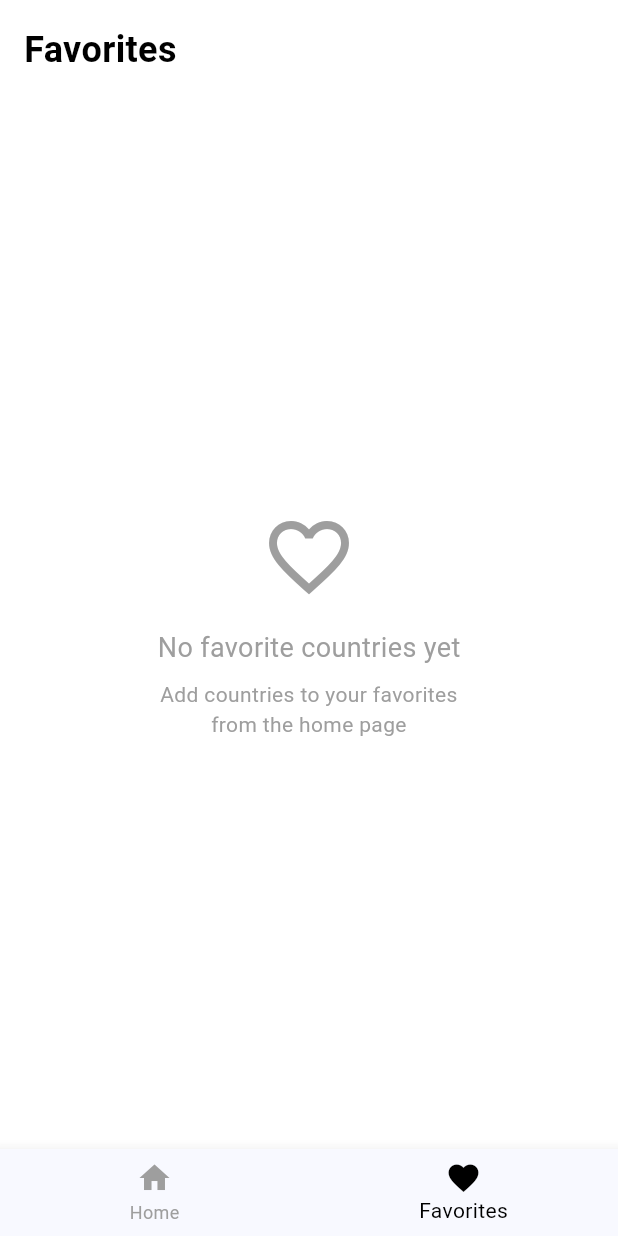
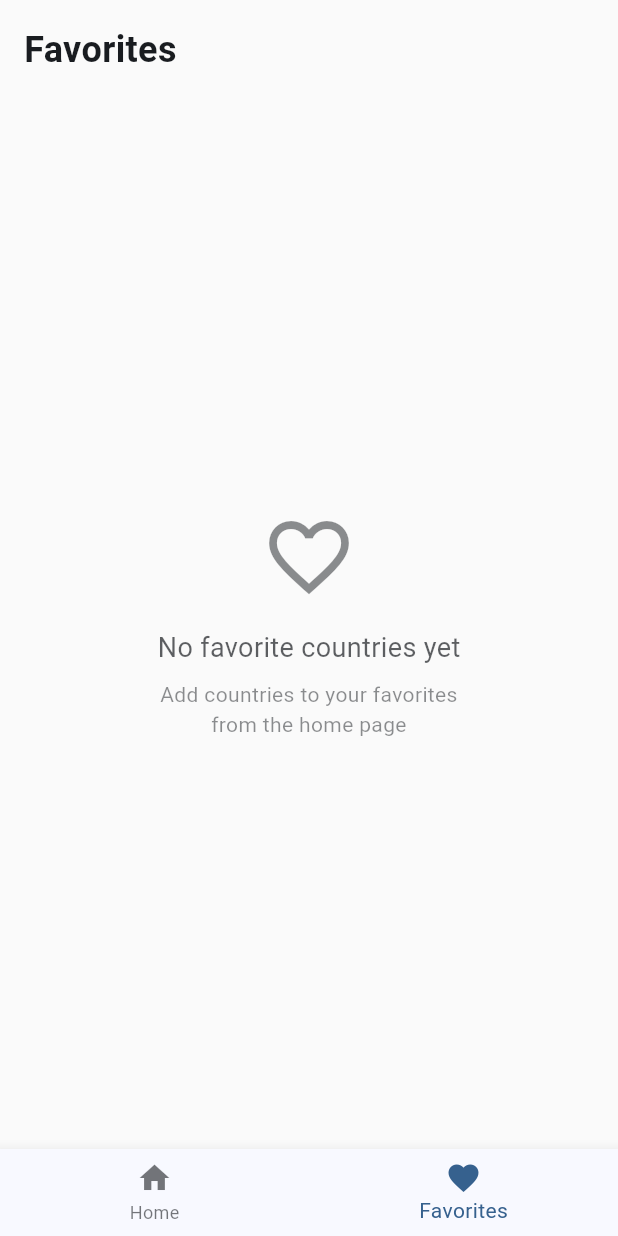
Before and after one commit to natnael-wondwoesn/eskalate_test, a Flutter app: the screen it shows after launch, item 2 of the bottom bar chosen, on a phone screen of 412 x 824 dp. Run offline on Flutter 3.47's test engine with Material 3 defaults, Android fonts, the phone set to English and light mode, and no system bars; our stand-ins replace bloc, dio, equatable, flutter_bloc, flutter_svg, get_it and 3 more; network calls fail.

Commit message:
Refactor countries page and theme for improved UI consistency and responsiveness

```diff
--- a/lib/core/theme/app_theme.dart
+++ b/lib/core/theme/app_theme.dart
@@ -8,12 +8,15 @@ class AppTheme {
         seedColor: Colors.blue,
         brightness: Brightness.light,
       ),
+      scaffoldBackgroundColor: Colors.grey[50],
       appBarTheme: const AppBarTheme(
         centerTitle: true,
         elevation: 0,
+        scrolledUnderElevation: 0,
       ),
       cardTheme: CardTheme(
         elevation: 2,
+        shadowColor: Colors.black.withValues(alpha: 0.1),
         shape: RoundedRectangleBorder(
           borderRadius: BorderRadius.circular(12),
         ),
@@ -32,6 +35,14 @@ class AppTheme {
         ),
         filled: true,
       ),
+      bottomNavigationBarTheme: const BottomNavigationBarThemeData(
+        type: BottomNavigationBarType.fixed,
+        elevation: 8,
+      ),
+      dividerTheme: DividerThemeData(
+        color: Colors.grey[300],
+        thickness: 0.5,
+      ),
     );
   }
 
@@ -42,12 +53,15 @@ class AppTheme {
         seedColor: Colors.blue,
         brightness: Brightness.dark,
       ),
+      scaffoldBackgroundColor: const Color(0xFF121212),
       appBarTheme: const AppBarTheme(
         centerTitle: true,
         elevation: 0,
+        scrolledUnderElevation: 0,
       ),
       cardTheme: CardTheme(
         elevation: 2,
+        shadowColor: Colors.black.withValues(alpha: 0.3),
         shape: RoundedRectangleBorder(
           borderRadius: BorderRadius.circular(12),
         ),
@@ -66,6 +80,14 @@ class AppTheme {
         ),
         filled: true,
       ),
+      bottomNavigationBarTheme: const BottomNavigationBarThemeData(
+        type: BottomNavigationBarType.fixed,
+        elevation: 8,
+      ),
+      dividerTheme: const DividerThemeData(
+        color: Color(0xFF2D2D2D),
+        thickness: 0.5,
+      ),
     );
   }
 }
--- a/lib/features/countries/data/datasource/countries_remote_datasource_impl.dart
+++ b/lib/features/countries/data/datasource/countries_remote_datasource_impl.dart
@@ -19,7 +19,7 @@ class CountriesRemoteDataSourceImpl implements CountriesRemoteDataSource {
       logger.i('Fetching all countries from API');
 
       final response = await dio.get(
-        '$baseUrl/all',
+        '$baseUrl/independent',
         queryParameters: {
           'fields': 'name,region,subregion,population,area,timezones,flags',
         },
--- a/lib/features/countries/presentation/pages/countries_page.dart
+++ b/lib/features/countries/presentation/pages/countries_page.dart
@@ -42,7 +42,6 @@ class _CountriesViewState extends State<CountriesView> {
   @override
   Widget build(BuildContext context) {
     return Scaffold(
-      backgroundColor: Colors.white,
       body: IndexedStack(
         index: _selectedIndex,
         children: [
@@ -58,8 +57,10 @@ class _CountriesViewState extends State<CountriesView> {
           });
         },
         type: BottomNavigationBarType.fixed,
-        selectedItemColor: Colors.black,
-        unselectedItemColor: Colors.grey,
+        selectedItemColor: Theme.of(context).colorScheme.primary,
+        unselectedItemColor:
+            Theme.of(context).colorScheme.onSurface.withValues(alpha: 0.6),
+        backgroundColor: Theme.of(context).colorScheme.surface,
         items: const [
           BottomNavigationBarItem(
             icon: Icon(Icons.home),
@@ -84,14 +85,12 @@ class _CountriesViewState extends State<CountriesView> {
             child: Row(
               mainAxisAlignment: MainAxisAlignment.spaceBetween,
               children: [
-                Center(
-                  child: const Text(
-                    'Countries',
-                    style: TextStyle(
-                      fontSize: 24,
-                      fontWeight: FontWeight.bold,
-                      color: Colors.black,
-                    ),
+                Text(
+                  'Countries',
+                  style: TextStyle(
+                    fontSize: 24,
+                    fontWeight: FontWeight.bold,
+                    color: Theme.of(context).colorScheme.onSurface,
                   ),
                 ),
                 BlocBuilder<ThemeCubit, ThemeMode>(
@@ -104,7 +103,7 @@ class _CountriesViewState extends State<CountriesView> {
                         themeMode == ThemeMode.dark
                             ? Icons.light_mode
                             : Icons.dark_mode,
-                        color: Colors.black,
+                        color: Theme.of(context).colorScheme.onSurface,
                       ),
                     );
                   },
@@ -119,7 +118,7 @@ class _CountriesViewState extends State<CountriesView> {
                 const EdgeInsets.symmetric(horizontal: 16.0, vertical: 8.0),
             child: Container(
               decoration: BoxDecoration(
-                color: Colors.grey[200],
+                color: Theme.of(context).colorScheme.surfaceContainerHighest,
                 borderRadius: BorderRadius.circular(12),
               ),
               child: TextField(
@@ -129,18 +128,29 @@ class _CountriesViewState extends State<CountriesView> {
                         SearchCountriesEvent(query: value),
                       );
                 },
-                decoration: const InputDecoration(
+                style: TextStyle(
+                  color: Theme.of(context).colorScheme.onSurface,
+                ),
+                decoration: InputDecoration(
                   hintText: 'Search for a country',
-                  hintStyle: TextStyle(color: Colors.grey),
+                  hintStyle: TextStyle(
+                    color: Theme.of(context)
+                        .colorScheme
+                        .onSurface
+                        .withValues(alpha: 0.6),
+                  ),
                   prefixIcon: Icon(
                     Icons.search,
-                    color: Color.fromRGBO(100, 100, 100, 0.4),
+                    color: Theme.of(context)
+                        .colorScheme
+                        .onSurface
+                        .withValues(alpha: 0.6),
                   ),
-                  border: OutlineInputBorder(
+                  border: const OutlineInputBorder(
                     borderRadius: BorderRadius.all(Radius.circular(12)),
                     borderSide: BorderSide.none,
                   ),
-                  contentPadding: EdgeInsets.symmetric(
+                  contentPadding: const EdgeInsets.symmetric(
                     horizontal: 16,
                     vertical: 12,
                   ),
--- a/lib/features/countries/presentation/widgets/favorites_page.dart
+++ b/lib/features/countries/presentation/widgets/favorites_page.dart
@@ -20,12 +20,12 @@ class FavoritesPage extends StatelessWidget {
             child: Row(
               mainAxisAlignment: MainAxisAlignment.spaceBetween,
               children: [
-                const Text(
+                Text(
                   'Favorites',
                   style: TextStyle(
                     fontSize: 24,
                     fontWeight: FontWeight.bold,
-                    color: Colors.black,
+                    color: Theme.of(context).colorScheme.onSurface,
                   ),
                 ),
                 BlocBuilder<FavoritesCubit, FavoritesState>(
@@ -50,30 +50,39 @@ class FavoritesPage extends StatelessWidget {
             child: BlocBuilder<FavoritesCubit, FavoritesState>(
               builder: (context, favoritesState) {
                 if (favoritesState.favoriteCountries.isEmpty) {
-                  return const Center(
+                  return Center(
                     child: Column(
                       mainAxisAlignment: MainAxisAlignment.center,
                       children: [
                         Icon(
                           Icons.favorite_border,
                           size: 64,
-                          color: Colors.grey,
+                          color: Theme.of(context)
+                              .colorScheme
+                              .onSurface
+                              .withValues(alpha: 0.5),
                         ),
-                        SizedBox(height: 16),
+                        const SizedBox(height: 16),
                         Text(
                           'No favorite countries yet',
                           style: TextStyle(
                             fontSize: 18,
-                            color: Colors.grey,
+                            color: Theme.of(context)
+                                .colorScheme
+                                .onSurface
+                                .withValues(alpha: 0.7),
                           ),
                         ),
-                        SizedBox(height: 8),
+                        const SizedBox(height: 8),
                         Text(
                           'Add countries to your favorites\nfrom the home page',
                           textAlign: TextAlign.center,
                           style: TextStyle(
                             fontSize: 14,
-                            color: Colors.grey,
+                            color: Theme.of(context)
+                                .colorScheme
+                                .onSurface
+                                .withValues(alpha: 0.5),
                           ),
                         ),
                       ],
@@ -90,29 +99,38 @@ class FavoritesPage extends StatelessWidget {
                           .toList();
 
                       if (favoriteCountries.isEmpty) {
-                        return const Center(
+                        return Center(
                           child: Column(
                             mainAxisAlignment: MainAxisAlignment.center,
                             children: [
                               Icon(
                                 Icons.search_off,
                                 size: 64,
-                                color: Colors.grey,
+                                color: Theme.of(context)
+                                    .colorScheme
+                                    .onSurface
+                                    .withValues(alpha: 0.5),
                               ),
-                              SizedBox(height: 16),
+                              const SizedBox(height: 16),
                               Text(
                                 'Favorite countries not found',
                                 style: TextStyle(
                                   fontSize: 18,
-                                  color: Colors.grey,
+                                  color: Theme.of(context)
+                                      .colorScheme
+                                      .onSurface
+                                      .withValues(alpha: 0.7),
                                 ),
                               ),
-                              SizedBox(height: 8),
+                              const SizedBox(height: 8),
                               Text(
                                 'Try refreshing the home page',
                                 style: TextStyle(
                                   fontSize: 14,
-                                  color: Colors.grey,
+                                  color: Theme.of(context)
+                                      .colorScheme
+                                      .onSurface
+                                      .withValues(alpha: 0.5),
                                 ),
                               ),
                             ],
@@ -148,9 +166,21 @@ class FavoritesPage extends StatelessWidget {
       context: context,
       builder: (BuildContext context) {
         return AlertDialog(
-          title: const Text('Clear All Favorites'),
-          content: const Text(
+          backgroundColor: Theme.of(context).colorScheme.surface,
+          title: Text(
+            'Clear All Favorites',
+            style: TextStyle(
+              color: Theme.of(context).colorScheme.onSurface,
+            ),
+          ),
+          content: Text(
             'Are you sure you want to remove all countries from your favorites?',
+            style: TextStyle(
+              color: Theme.of(context)
+                  .colorScheme
+                  .onSurface
+                  .withValues(alpha: 0.8),
+            ),
           ),
           actions: [
             TextButton(
```
Also changed, not shown: lib/features/countries/presentation/pages/country_detail_page.dart (+54 -44 lines), lib/features/countries/presentation/widgets/countries_list_widget.dart (+18 -6 lines), lib/features/countries/presentation/widgets/country_card_widget.dart (+30 -16 lines), 1 other file.
